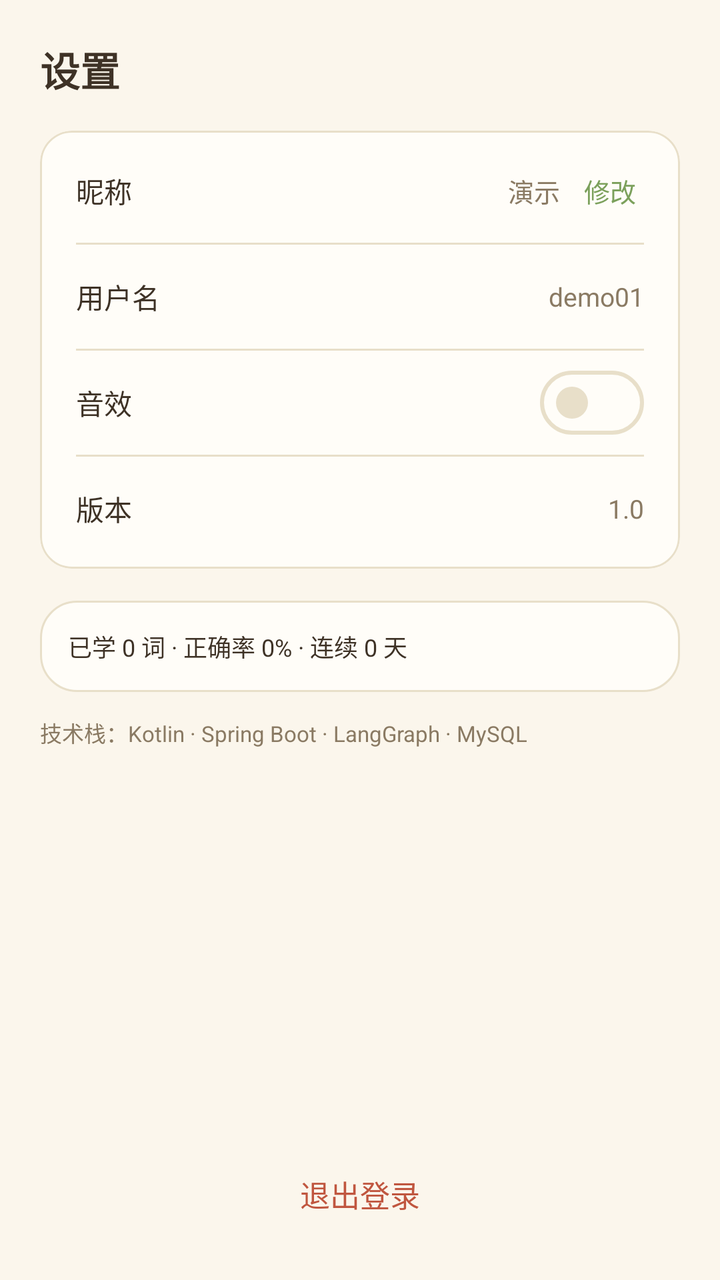
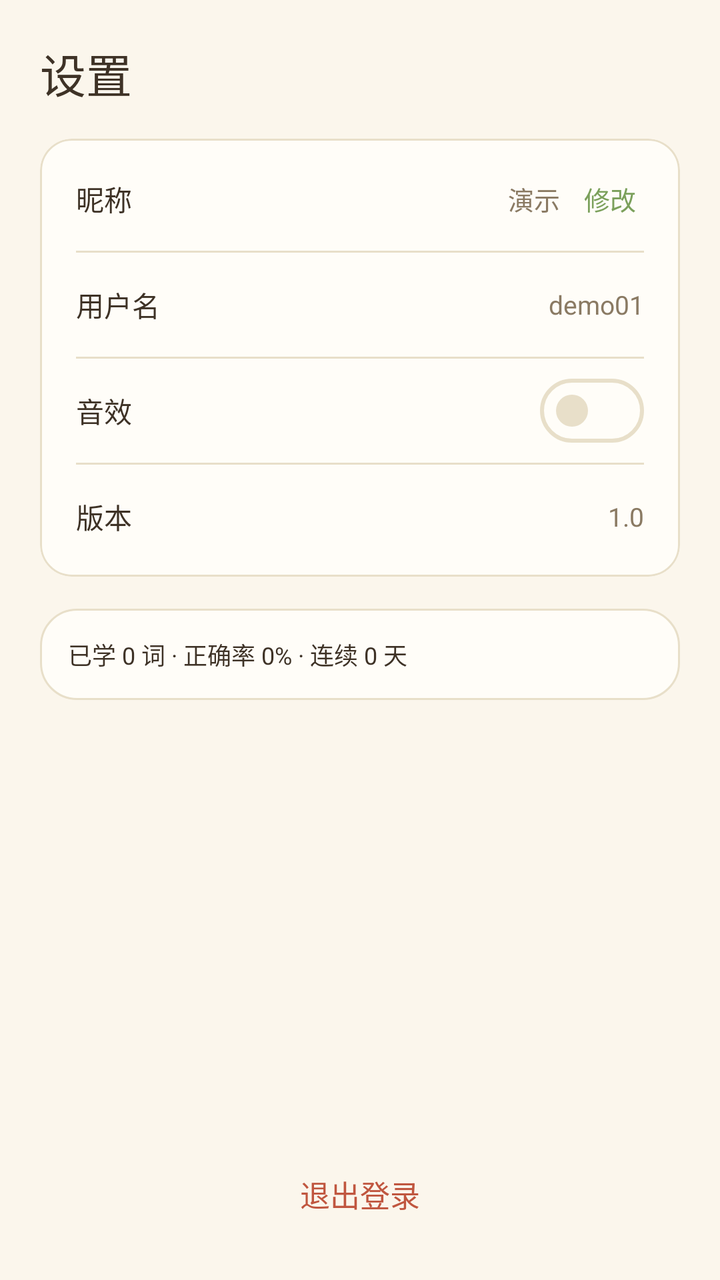

Two renders of the same Android screen: before a commit and after it. Below are the layout's source before the change and the commit's diff.
<!-- AndroidManifest.xml: application theme Theme.Aienglish -->
<!-- res/layout/activity_settings.xml -->
<?xml version="1.0" encoding="utf-8"?>
<LinearLayout xmlns:android="http://schemas.android.com/apk/res/android"
    xmlns:app="http://schemas.android.com/apk/res-auto"
    android:layout_width="match_parent"
    android:layout_height="match_parent"
    android:background="@color/cozy_bg"
    android:orientation="vertical"
    android:padding="20dp">

    <TextView
        android:layout_width="wrap_content"
        android:layout_height="wrap_content"
        android:text="设置"
        android:textColor="@color/cozy_text"
        android:textSize="20sp"
        android:textStyle="bold" />

    <com.google.android.material.card.MaterialCardView
        android:layout_width="match_parent"
        android:layout_height="wrap_content"
        android:layout_marginTop="16dp"
        app:cardCornerRadius="16dp"
        app:cardElevation="0dp">

        <LinearLayout
            android:layout_width="match_parent"
            android:layout_height="wrap_content"
            android:orientation="vertical"
            android:padding="4dp">

            <LinearLayout
                android:layout_width="match_parent"
                android:layout_height="52dp"
                android:gravity="center_vertical"
                android:orientation="horizontal"
                android:paddingHorizontal="14dp">

                <TextView
                    android:layout_width="0dp"
                    android:layout_height="wrap_content"
                    android:layout_weight="1"
                    android:text="昵称"
                    android:textColor="@color/cozy_text"
                    android:textSize="14sp" />

                <TextView
                    android:id="@+id/tvNickname"
                    android:layout_width="wrap_content"
                    android:layout_height="wrap_content"
                    android:layout_marginEnd="8dp"
                    android:text="演示"
                    android:textColor="@color/cozy_text_sub"
                    android:textSize="13sp" />

                <TextView
                    android:id="@+id/btnEditNickname"
                    android:layout_width="wrap_content"
                    android:layout_height="wrap_content"
                    android:padding="4dp"
                    android:text="修改"
                    android:textColor="@color/cozy_green"
                    android:textSize="13sp" />
            </LinearLayout>

            <View
                android:layout_width="match_parent"
                android:layout_height="1dp"
                android:layout_marginHorizontal="14dp"
                android:background="@color/cozy_line" />

            <LinearLayout
                android:layout_width="match_parent"
                android:layout_height="52dp"
                android:gravity="center_vertical"
                android:orientation="horizontal"
                android:paddingHorizontal="14dp">

                <TextView
                    android:layout_width="0dp"
                    android:layout_height="wrap_content"
                    android:layout_weight="1"
                    android:text="用户名"
                    android:textColor="@color/cozy_text"
                    android:textSize="14sp" />

                <TextView
                    android:id="@+id/tvUsername"
                    android:layout_width="wrap_content"
                    android:layout_height="wrap_content"
                    android:text="demo01"
                    android:textColor="@color/cozy_text_sub"
                    android:textSize="13sp" />
            </LinearLayout>

            <View
                android:layout_width="match_parent"
                android:layout_height="1dp"
                android:layout_marginHorizontal="14dp"
                android:background="@color/cozy_line" />

            <LinearLayout
                android:layout_width="match_parent"
                android:layout_height="52dp"
                android:gravity="center_vertical"
                android:orientation="horizontal"
                android:paddingHorizontal="14dp">

                <TextView
                    android:layout_width="0dp"
                    android:layout_height="wrap_content"
                    android:layout_weight="1"
                    android:text="音效"
                    android:textColor="@color/cozy_text"
                    android:textSize="14sp" />

                <com.google.android.material.materialswitch.MaterialSwitch
                    android:id="@+id/swSound"
                    android:layout_width="wrap_content"
                    android:layout_height="wrap_content" />
            </LinearLayout>

            <View
                android:layout_width="match_parent"
                android:layout_height="1dp"
                android:layout_marginHorizontal="14dp"
                android:background="@color/cozy_line" />

            <LinearLayout
                android:layout_width="match_parent"
                android:layout_height="52dp"
                android:gravity="center_vertical"
                android:orientation="horizontal"
                android:paddingHorizontal="14dp">

                <TextView
                    android:layout_width="0dp"
                    android:layout_height="wrap_content"
                    android:layout_weight="1"
                    android:text="版本"
                    android:textColor="@color/cozy_text"
                    android:textSize="14sp" />

                <TextView
                    android:id="@+id/tvVersion"
                    android:layout_width="wrap_content"
                    android:layout_height="wrap_content"
                    android:text="1.0"
                    android:textColor="@color/cozy_text_sub"
                    android:textSize="13sp" />
            </LinearLayout>
        </LinearLayout>
    </com.google.android.material.card.MaterialCardView>

    <TextView
        android:id="@+id/tvStats"
        android:layout_width="match_parent"
        android:layout_height="wrap_content"
        android:layout_marginTop="16dp"
        android:background="@drawable/bg_action"
        android:padding="14dp"
        android:text="已学 0 词 · 正确率 0% · 连续 0 天"
        android:textColor="@color/cozy_text"
        android:textSize="12sp" />

    <TextView
        android:layout_width="wrap_content"
        android:layout_height="wrap_content"
        android:layout_marginTop="12dp"
        android:text="技术栈：Kotlin · Spring Boot · LangGraph · MySQL"
        android:textColor="@color/cozy_text_sub"
        android:textSize="11sp" />

    <Space
        android:layout_width="1dp"
        android:layout_height="0dp"
        android:layout_weight="1" />

    <com.google.android.material.button.MaterialButton
        android:id="@+id/btnLogout"
        style="@style/Widget.Material3.Button.TextButton"
        android:layout_width="match_parent"
        android:layout_height="46dp"
        android:text="退出登录"
        android:textColor="@color/danger" />
</LinearLayout>
<!-- resources referenced by this layout -->
<resources>
  <color name="cozy_bg">#FFFBF6EC</color>
  <color name="cozy_green">#FF7BA05B</color>
  <color name="cozy_line">#FFE8DFC9</color>
  <color name="cozy_text">#FF3E3226</color>
  <color name="cozy_text_sub">#FF8A7A63</color>
  <color name="danger">#FFC0563F</color>
  <!-- drawable bg_action (drawable) -->
  <?xml version="1.0" encoding="utf-8"?>
  <shape xmlns:android="http://schemas.android.com/apk/res/android" android:shape="rectangle">
      <solid android:color="@color/cozy_card" />
      <stroke android:width="1dp" android:color="@color/cozy_line" />
      <corners android:radius="18dp" />
  </shape>
  <style name="Theme.Aienglish" parent="Base.Theme.Aienglish" />
  <color name="cozy_card">#FFFFFDF8</color>
  <color name="white">#FFFFFFFF</color>
  <color name="cozy_green_light">#FFEAF3DF</color>
  <color name="cozy_clay">#FFE8A87C</color>
  <style name="Widget.Cozy.Button" parent="Widget.Material3.Button">
          <item name="cornerRadius">14dp</item>
          <item name="android:textSize">15sp</item>
          <item name="android:letterSpacing">0</item>
      </style>
  <style name="Widget.Cozy.Card" parent="Widget.Material3.CardView.Elevated">
          <item name="cardCornerRadius">16dp</item>
          <item name="cardElevation">1dp</item>
          <item name="cardBackgroundColor">@color/cozy_card</item>
          <item name="strokeColor">@color/cozy_line</item>
          <item name="strokeWidth">1dp</item>
      </style>
  <style name="Widget.Cozy.TextInput" parent="Widget.Material3.TextInputLayout.OutlinedBox">
          <item name="boxCornerRadiusTopStart">14dp</item>
          <item name="boxCornerRadiusTopEnd">14dp</item>
          <item name="boxCornerRadiusBottomStart">14dp</item>
          <item name="boxCornerRadiusBottomEnd">14dp</item>
          <item name="boxBackgroundColor">@color/cozy_card</item>
          <item name="boxStrokeColor">@color/cozy_line</item>
      </style>
  <!-- unchanged entries left out for length: 1 -->
</resources>

<!-- the commit's change to res/layout/activity_settings.xml (unified diff, before → after) -->
@@ -8,12 +8,10 @@
     android:padding="20dp">
 
     <TextView
-        android:layout_width="wrap_content"
-        android:layout_height="wrap_content"
-        android:text="设置"
-        android:textColor="@color/cozy_text"
-        android:textSize="20sp"
-        android:textStyle="bold" />
+            style="@style/Widget.Cozy.Title"
+            android:layout_width="wrap_content"
+            android:layout_height="wrap_content"
+            android:text="设置" />
 
     <com.google.android.material.card.MaterialCardView
         android:layout_width="match_parent"
@@ -162,14 +160,6 @@
         android:textColor="@color/cozy_text"
         android:textSize="12sp" />
 
-    <TextView
-        android:layout_width="wrap_content"
-        android:layout_height="wrap_content"
-        android:layout_marginTop="12dp"
-        android:text="技术栈：Kotlin · Spring Boot · LangGraph · MySQL"
-        android:textColor="@color/cozy_text_sub"
-        android:textSize="11sp" />
-
     <Space
         android:layout_width="1dp"
         android:layout_height="0dp"
<!-- resource entries referenced after the edit -->
@@ -13,6 +13,12 @@
       <stroke android:width="1dp" android:color="@color/cozy_line" />
       <corners android:radius="18dp" />
   </shape>
+  <style name="Widget.Cozy.Title" parent="Widget.AppCompat.TextView">
+          <item name="android:fontFamily">@font/ma_shan_zheng</item>
+          <item name="android:textColor">@color/cozy_text</item>
+          <item name="android:textSize">23sp</item>
+          <item name="android:includeFontPadding">false</item>
+      </style>
   <style name="Theme.Aienglish" parent="Base.Theme.Aienglish" />
   <color name="cozy_card">#FFFFFDF8</color>
   <color name="white">#FFFFFFFF</color>
